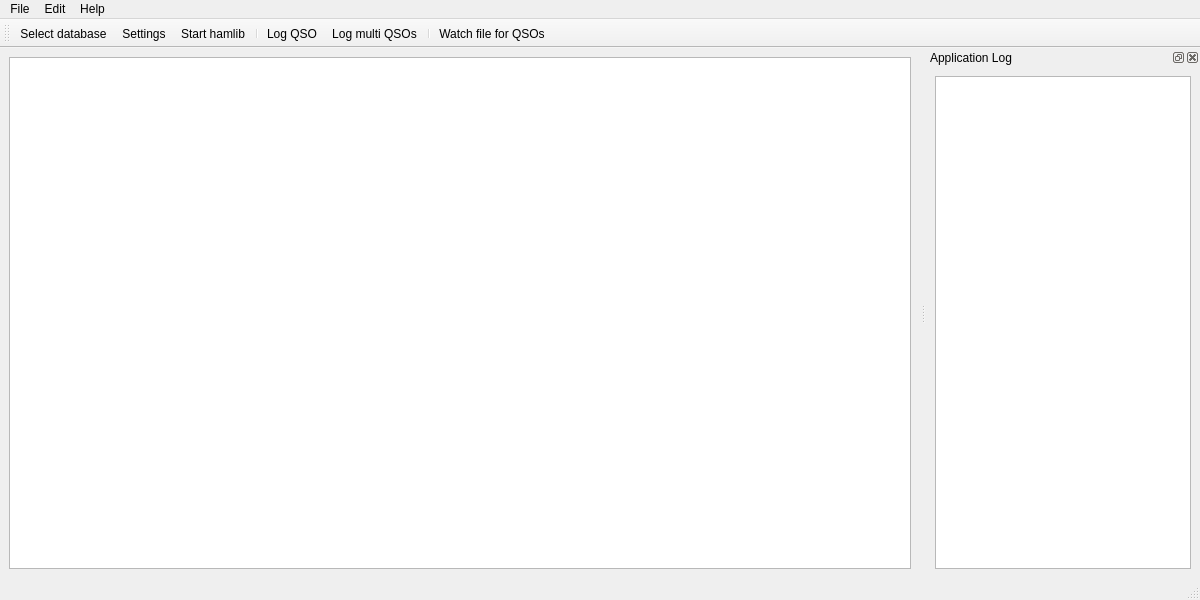
gitandy/DragonLog, file ui_files/DragonLog_MainWindow.ui: the form before one commit.
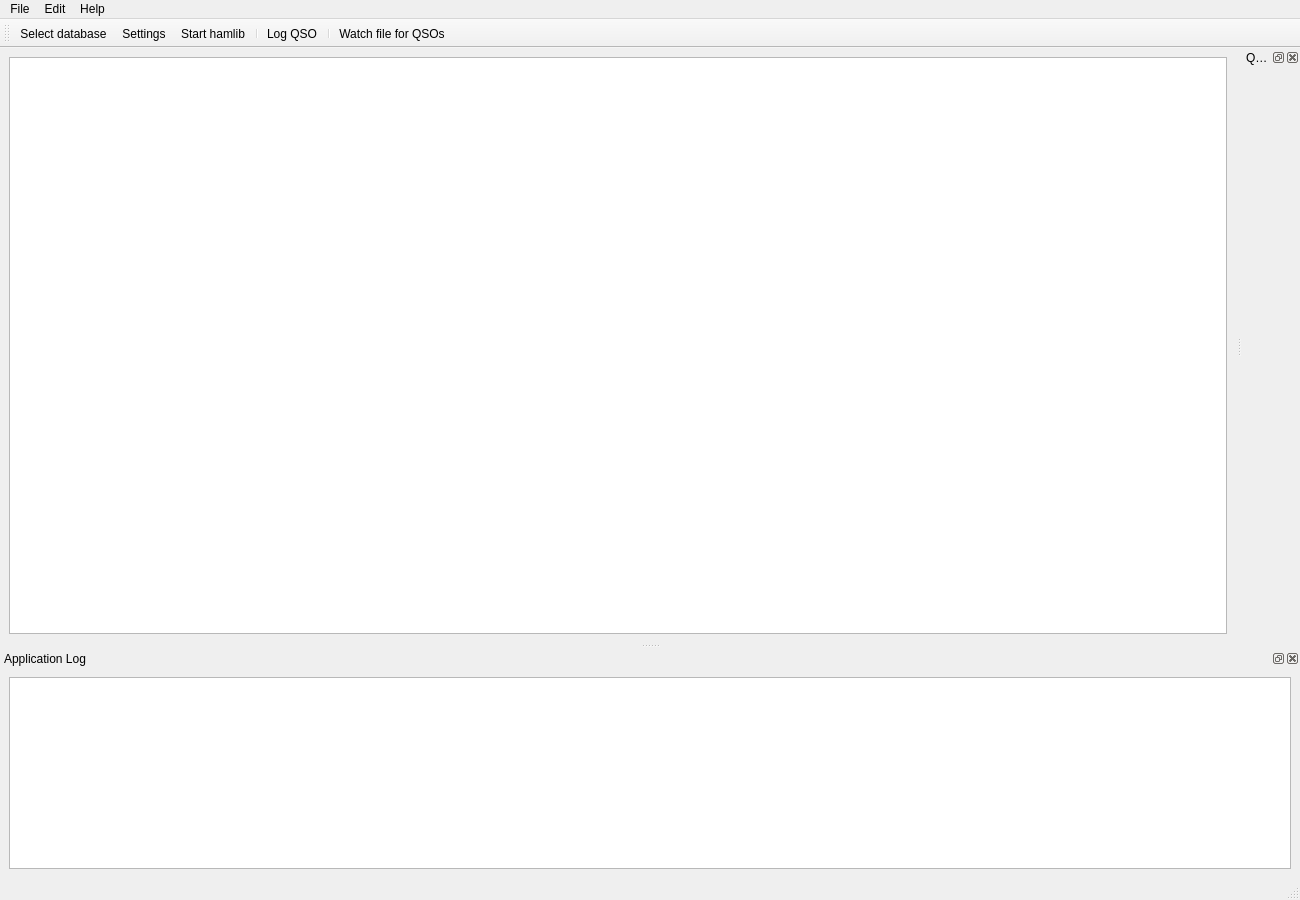
The form after the commit. Icons and pictures are not drawn.

Commit message: Integrated QSOForm into main window (issue #12)

```diff
--- a/ui_files/DragonLog_MainWindow.ui
+++ b/ui_files/DragonLog_MainWindow.ui
@@ -6,8 +6,8 @@
    <rect>
     <x>0</x>
     <y>0</y>
-    <width>1200</width>
-    <height>600</height>
+    <width>1300</width>
+    <height>900</height>
    </rect>
   </property>
   <property name="windowTitle">
@@ -45,7 +45,7 @@
     <rect>
      <x>0</x>
      <y>0</y>
-     <width>1200</width>
+     <width>1300</width>
      <height>22</height>
     </rect>
    </property>
@@ -107,7 +107,6 @@
    <addaction name="actionStart_hamlib_TB"/>
    <addaction name="separator"/>
    <addaction name="actionLog_QSO_TB"/>
-   <addaction name="actionLog_multi_QSOs_TB"/>
    <addaction name="separator"/>
    <addaction name="actionWatch_file_for_QSOs_TB"/>
   </widget>
@@ -119,7 +118,7 @@
     <string>Application Log</string>
    </property>
    <attribute name="dockWidgetArea">
-    <number>2</number>
+    <number>8</number>
    </attribute>
    <widget class="QWidget" name="dockWidgetContents">
     <layout class="QVBoxLayout" name="verticalLayout_2">
@@ -138,6 +137,24 @@
     </layout>
    </widget>
   </widget>
+  <widget class="QDockWidget" name="qsoDockWidget">
+   <property name="sizePolicy">
+    <sizepolicy hsizetype="MinimumExpanding" vsizetype="MinimumExpanding">
+     <horstretch>0</horstretch>
+     <verstretch>0</verstretch>
+    </sizepolicy>
+   </property>
+   <property name="allowedAreas">
+    <set>Qt::LeftDockWidgetArea|Qt::RightDockWidgetArea</set>
+   </property>
+   <property name="windowTitle">
+    <string>QSO Form</string>
+   </property>
+   <attribute name="dockWidgetArea">
+    <number>2</number>
+   </attribute>
+   <widget class="QWidget" name="qsoDockWidgetContents"/>
+  </widget>
   <action name="actionLog_QSO">
    <property name="icon">
     <iconset>
@@ -267,27 +284,6 @@
     <string>Settings</string>
    </property>
   </action>
-  <action name="actionLog_multi_QSOs">
-   <property name="icon">
-    <iconset>
-     <normaloff>icons:edit_addmulti.png</normaloff>icons:edit_addmulti.png</iconset>
-   </property>
-   <property name="text">
-    <string>Log multi QSOs...</string>
-   </property>
-   <property name="shortcut">
-    <string>Ctrl+Shift+L</string>
-   </property>
-  </action>
-  <action name="actionLog_multi_QSOs_TB">
-   <property name="icon">
-    <iconset>
-     <normaloff>icons:edit_addmulti.png</normaloff>icons:edit_addmulti.png</iconset>
-   </property>
-   <property name="text">
-    <string>Log multi QSOs...</string>
-   </property>
-  </action>
   <action name="actionHelp">
    <property name="icon">
     <iconset>
```
Left out of the diff: 58 changed lines with no effect on the pictures. The commit also changes 4 other files.
